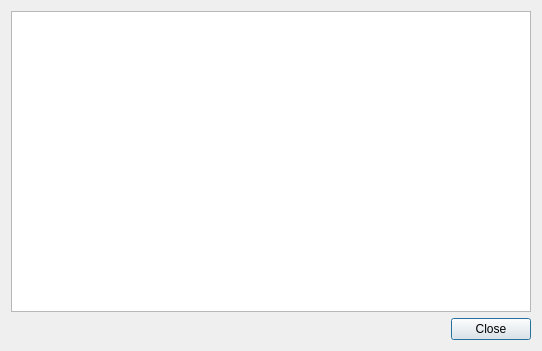
First picture: the form in dialogtextinfo.ui, repository horsicq/FormatDialogs, before the edit.
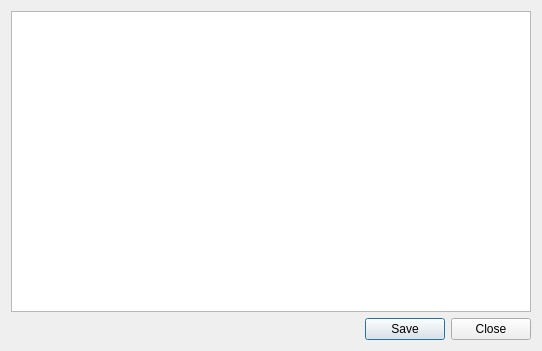
Second picture: the form after the edit.

```diff
--- a/dialogtextinfo.ui
+++ b/dialogtextinfo.ui
@@ -42,6 +42,13 @@
        </property>
       </spacer>
      </item>
+     <item>
+      <widget class="QPushButton" name="pushButtonSave">
+       <property name="text">
+        <string>Save</string>
+       </property>
+      </widget>
+     </item>
      <item>
       <widget class="QPushButton" name="pushButtonClose">
        <property name="text">
```
